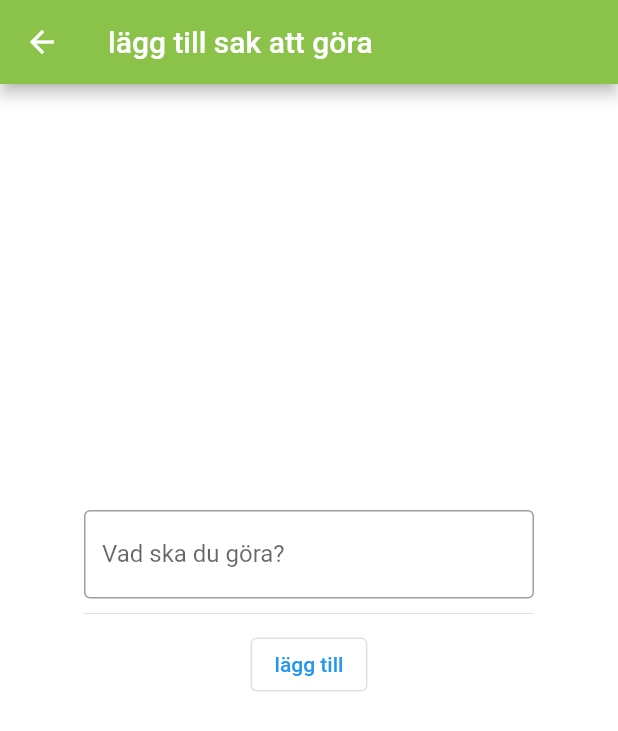
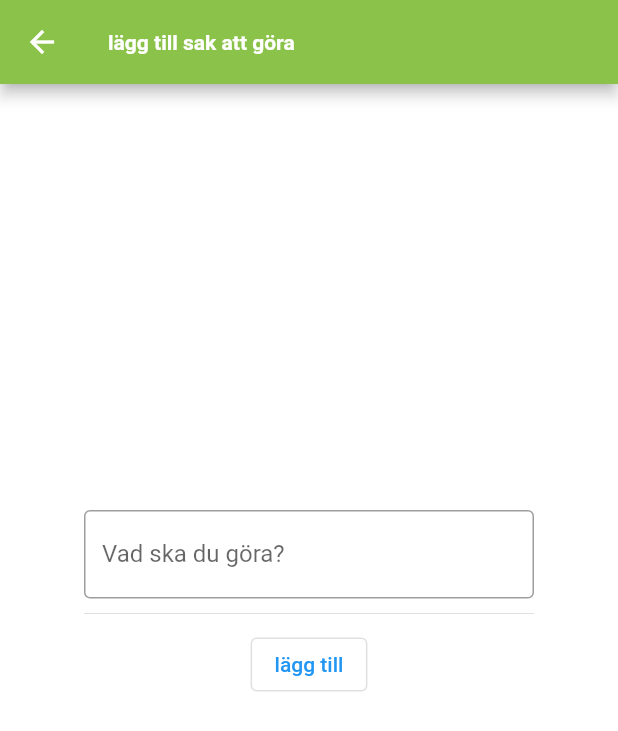
Before and after one commit to gu-tig169-ht21/guscastesa, a Flutter app: the screen it shows after launch, after a tap on the "add" icon, on a phone screen of 412 x 824 dp. Shown: the top 731 px of the screen. Run offline on Flutter 3.47's test engine with Material 2 defaults, Android fonts, the phone set to English and light mode, and no system bars; network calls fail; Roboto replaces fonts that are missing (Arial).

Commit message:
småfix#2

```diff
--- a/lib/main.dart
+++ b/lib/main.dart
@@ -162,7 +162,7 @@ class _ToDoHomeState extends State<ToDoHome> {
       leading: Icon(
         //iconen som visas för sparade vs inte sparade
         _alreadyDone ? Icons.check_box : Icons.check_box_outline_blank_outlined,
-        color: _alreadyDone ? Colors.green : null,
+        color: _alreadyDone ? Colors.lightGreen : null,
       ),
       onTap: () {
         //skickar information om ändrad Done till lokal och API lista
--- a/lib/todo_themedata.dart
+++ b/lib/todo_themedata.dart
@@ -1,5 +1,6 @@
 import 'package:flutter/material.dart';
 
+//global Themedata för hela appen
 class CustomTheme {
   static ThemeData get lightTheme {
     return ThemeData(
@@ -12,8 +13,10 @@ class CustomTheme {
           buttonColor: Colors.lightGreen,
         ),
         appBarTheme: const AppBarTheme(
-          backgroundColor: Colors.lightGreen,
-        ),
+            backgroundColor: Colors.lightGreen,
+            titleTextStyle: TextStyle(
+              fontWeight: FontWeight.bold,
+            )),
         floatingActionButtonTheme: const FloatingActionButtonThemeData(
           backgroundColor: Colors.lightGreen,
         ),
```
Also changed, not shown: lib/api_implementering.dart (+3 -11 lines), lib/second_page.dart (+1 -8 lines).
